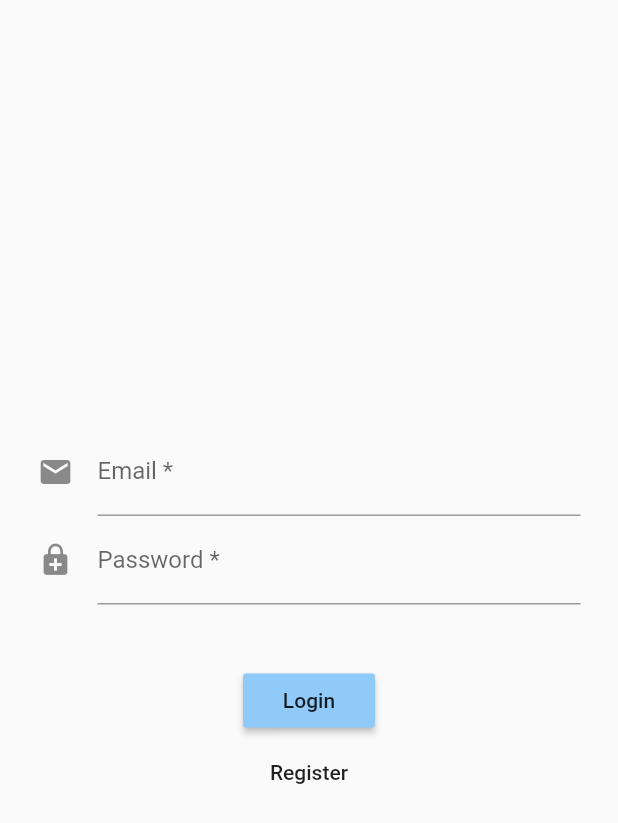
After one commit to varounhanooman/TriniEats, a Flutter app: the screen it shows after launch, after a tap on the "account circle" icon, on a phone screen of 412 x 824 dp. The commit adds this screen. Shown: the top 823 px of the screen. Run offline on Flutter 3.47's test engine with Material 2 defaults, Android fonts, the phone set to English and light mode, and no system bars; our stand-ins replace cloud_firestore; accounts and stored records are empty.

Commit message:
added login page

```diff
--- a/lib/pages/home.dart
+++ b/lib/pages/home.dart
@@ -3,10 +3,10 @@ import 'package:flutter/material.dart';
 import 'package:cloud_firestore/cloud_firestore.dart';
 
 import '../components/tile.dart';
-import '../components/rectangle.dart';
 import '../components/product.dart';
 
-import 'package:flutter/foundation.dart';
+import './login.dart';
+// import 'package:flutter/foundation.dart';
 
 class Home extends StatelessWidget {
   const Home({Key key}) : super(key: key);
@@ -46,8 +46,17 @@ class Home extends StatelessWidget {
                                 ],
                               ),
                             ),
-                            CircleAvatar(
-                              backgroundColor: Colors.grey,
+                            IconButton(
+                              color: Colors.blue,
+                              icon: Icon(Icons.account_circle),
+                              iconSize: 35.0,
+                              onPressed: () {
+                                Navigator.push(
+                                  context,
+                                  MaterialPageRoute(
+                                      builder: (context) => Login()),
+                                );
+                              },
                             )
                           ],
                         ),
--- /dev/null
+++ b/lib/pages/login.dart
@@ -0,0 +1,59 @@
+import 'package:flutter/material.dart';
+
+class Login extends StatelessWidget {
+  const Login({Key key}) : super(key: key);
+
+  @override
+  Widget build(BuildContext context) {
+    return Scaffold(
+      body: Padding(
+        padding: const EdgeInsets.only(left: 25.0, right: 25.0),
+        child: Column(
+          mainAxisAlignment: MainAxisAlignment.center,
+          children: <Widget>[
+            TextFormField(
+              decoration: const InputDecoration(
+                icon: Icon(Icons.email),
+                // hintText: 'Enter your email',
+                labelText: 'Email *',
+              ),
+              onSaved: (String value) {
+                // This optional block of code can be used to run
+                // code when the user saves the form.
+              },
+              validator: (String value) {
+                return value.contains('@') ? 'Do not use the @ char.' : null;
+              },
+            ),
+            TextFormField(
+              decoration: const InputDecoration(
+                icon: Icon(Icons.enhanced_encryption),
+                // hintText: 'What do people call you?',
+                labelText: 'Password *',
+              ),
+              onSaved: (String value) {
+                // This optional block of code can be used to run
+                // code when the user saves the form.
+              },
+              validator: (String value) {
+                return value.contains('@') ? 'Do not use the @ char.' : null;
+              },
+            ),
+            Padding(
+              padding: EdgeInsets.all(20.0),
+            ),
+            RaisedButton(
+              onPressed: () {},
+              child: Text('Login'),
+              color: Colors.blue[200],
+            ),
+            FlatButton(
+              onPressed: () {},
+              child: Text('Register'),
+            ),
+          ],
+        ),
+      ),
+    );
+  }
+}
```
Also changed, not shown: 2 other files.
